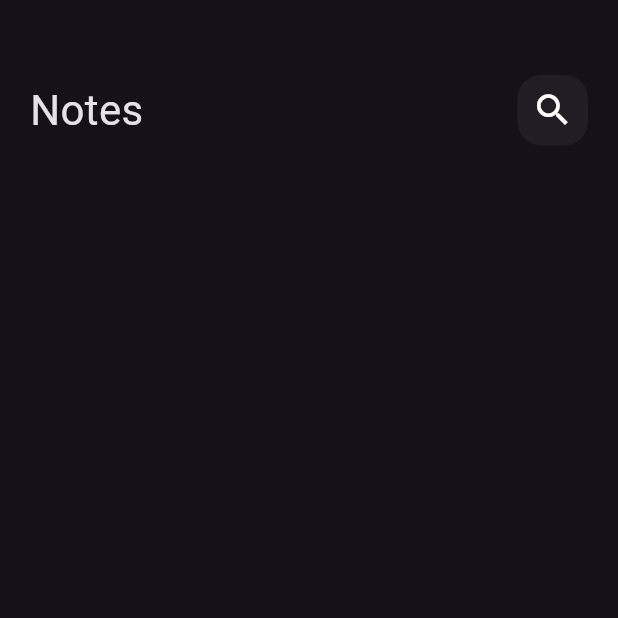
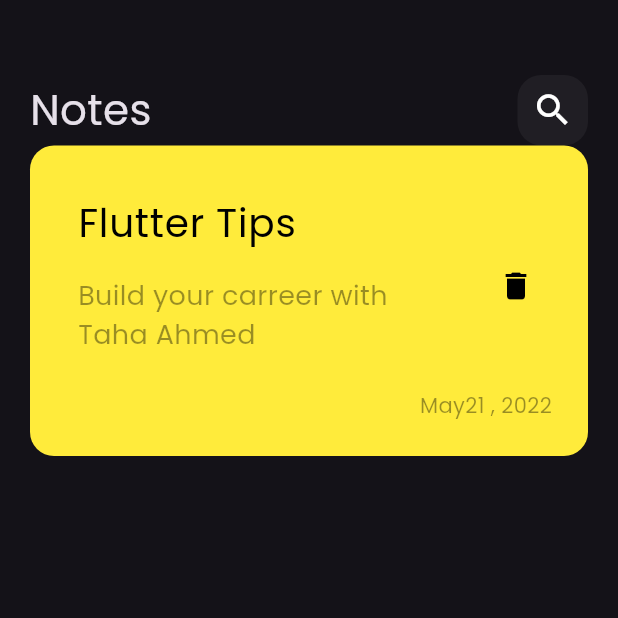
Before and after one commit to TahaAhmed-hup/Notes-App, a Flutter app: the screen it shows after launch, on a phone screen of 412 x 824 dp, the top half of it. Run offline on Flutter 3.47's test engine with Material 3 defaults, Android fonts, the phone set to English and light mode, and no system bars.

Commit message:
create custom note item

```diff
--- a/lib/main.dart
+++ b/lib/main.dart
@@ -11,9 +11,7 @@
   @override
   Widget build(BuildContext context) {
     return MaterialApp(
-      theme: ThemeData(
-        brightness: Brightness.dark,
-      ),
+      theme: ThemeData(brightness: Brightness.dark, fontFamily: 'Poppins'),
       home: const NotesViews(),
     );
   }
--- /dev/null
+++ b/lib/widgets/custom_note_item.dart
@@ -0,0 +1,58 @@
+import 'package:flutter/material.dart';
+
+class NoteItem extends StatelessWidget {
+  const NoteItem({super.key});
+
+  @override
+  Widget build(BuildContext context) {
+    return Container(
+      padding: const EdgeInsets.only(top: 24, bottom: 24, left: 16),
+      decoration: BoxDecoration(
+        color: Colors.yellow,
+        borderRadius: BorderRadius.circular(16),
+      ),
+      child: Column(
+        crossAxisAlignment: CrossAxisAlignment.end,
+        children: [
+          ListTile(
+            title: const Text(
+              'Flutter Tips',
+              style: TextStyle(
+                color: Colors.black,
+                fontSize: 26,
+              ),
+            ),
+            subtitle: Padding(
+              padding: const EdgeInsets.only(top: 16, bottom: 16),
+              child: Text(
+                'Build your carreer with Taha Ahmed',
+                style: TextStyle(
+                  color: Colors.black.withOpacity(.4),
+                  fontSize: 18,
+                ),
+              ),
+            ),
+            trailing: IconButton(
+              onPressed: () {},
+              icon: const Icon(
+                Icons.delete,
+                color: Colors.black,
+                size: 24,
+              ),
+            ),
+          ),
+          Padding(
+            padding: const EdgeInsets.only(right: 24),
+            child: Text(
+              'May21 , 2022',
+              style: TextStyle(
+                color: Colors.black.withOpacity(.4),
+                fontSize: 14,
+              ),
+            ),
+          )
+        ],
+      ),
+    );
+  }
+}
--- a/lib/widgets/notes_view_body.dart
+++ b/lib/widgets/notes_view_body.dart
@@ -1,5 +1,6 @@
 import 'package:flutter/material.dart';
 import 'package:notebad/widgets/custom_app_bar.dart';
+import 'package:notebad/widgets/custom_note_item.dart';
 
 class NotesViewBody extends StatelessWidget {
   const NotesViewBody({super.key});
@@ -13,7 +14,8 @@
           SizedBox(
             height: 50,
           ),
-          CustomAppBar()
+          CustomAppBar(),
+          NoteItem()
         ],
       ),
     );
```
Also changed, not shown: pubspec.yaml (+6 -11 lines), assets/fonts/Poppins-Regular.ttf (added).
